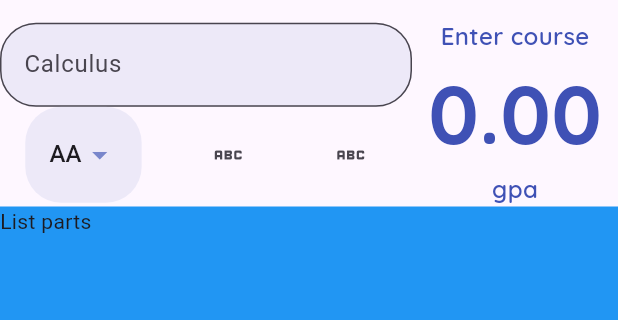
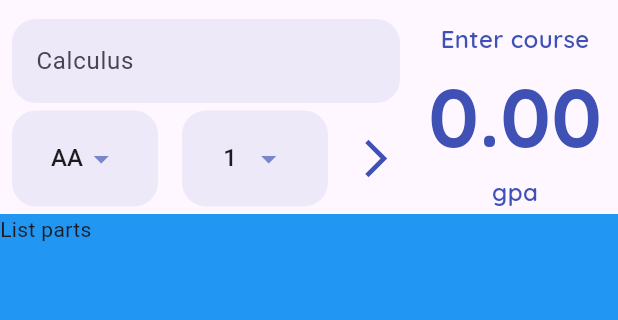
Before and after one commit to emirn00/GpaCalculator, a Flutter app: the screen it shows after launch, on a phone screen of 412 x 824 dp, the part 65-385 px from its top. Run offline on Flutter 3.47's test engine with Material 3 defaults, Android fonts, the light colour scheme and no system bars; our stand-ins replace google_fonts.

Commit message:
credits dropdown added

```diff
--- a/lib/Constants/app-constants.dart
+++ b/lib/Constants/app-constants.dart
@@ -9,7 +9,7 @@ class Constants{
   static final TextStyle headerStyle = GoogleFonts.quicksand(
     fontSize: 24 , fontWeight: FontWeight.w900 , color: mainColor
   );
-  static BorderRadius borderRadius = BorderRadius.circular(24);
+  static BorderRadius borderRadius = BorderRadius.circular(16);
 
   static final TextStyle courseNumberStyle = GoogleFonts.quicksand(
     fontSize: 16 , fontWeight: FontWeight.w600 , color: mainColor
@@ -19,4 +19,5 @@ class Constants{
     fontSize: 55 , fontWeight: FontWeight.w800 , color: mainColor
   );
   static final EdgeInsets dropdownPadding = EdgeInsets.symmetric(horizontal: 16 , vertical: 8);
+   static final  horizontalPadding = EdgeInsets.symmetric(horizontal:8);
 }
--- a/lib/Widgets/gpa-calcualtor-app.dart
+++ b/lib/Widgets/gpa-calcualtor-app.dart
@@ -1,4 +1,4 @@
-// ignore_for_file: file_names, prefer_const_literals_to_create_immutables, prefer_const_constructors, sort_child_properties_last
+// ignore_for_file: file_names, prefer_const_literals_to_create_immutables, prefer_const_constructors, sort_child_properties_last, unused_element
 
 import 'package:flutter/material.dart';
 import 'package:gpa_calculator_app/Constants/app-constants.dart';
@@ -13,7 +13,8 @@ class GpaCalculatorApp extends StatefulWidget {
 }
 
 class _GpaCalculatorAppState extends State<GpaCalculatorApp> {
-  double selectedValue = 4.0 ;
+  double selectedLetterValue = 4 ;
+  double selectedCreditValue = 1 ;
   GlobalKey<FormState> formKey = GlobalKey<FormState>();
   @override
   Widget build(BuildContext context) {
@@ -53,19 +54,31 @@ class _GpaCalculatorAppState extends State<GpaCalculatorApp> {
       key: formKey ,
       child: Column(
         children: [
-          _buildTextFormField(),
+          Padding(
+            padding: Constants.horizontalPadding,
+            child: _buildTextFormField()),
+            SizedBox(
+              height: 5,
+            ),
           Row(
-            mainAxisAlignment: MainAxisAlignment.spaceAround,
+            mainAxisAlignment: MainAxisAlignment.spaceBetween,
             children: [
-                _buildLetters(),
+              Expanded(
+                child: Padding(padding: EdgeInsets.symmetric(horizontal: 8),
+                child: _buildLetters(),
+                ),
+              ),
+                Expanded(
+                  child: Padding(padding: Constants.horizontalPadding,
+                                child: _buildCredits(),
+                                ),
+                ),
                 IconButton(
                 onPressed: (){},
-                icon: Icon(Icons.abc) ),
-                IconButton(
-                onPressed: (){},
-                icon: Icon(Icons.abc) )
+                icon: Icon(Icons.arrow_forward_ios , color: Constants.mainColor, size: 30,) )
             ],
-          )
+          ),
+          SizedBox(height: 5,)
 
         ],
       ),
@@ -78,6 +91,7 @@ class _GpaCalculatorAppState extends State<GpaCalculatorApp> {
         hintText: 'Calculus',
         border: OutlineInputBorder(
           borderRadius: Constants.borderRadius,
+          borderSide: BorderSide.none
         ),
         filled: true,
         fillColor: Constants.mainColor.shade100.withOpacity(0.3)
@@ -88,6 +102,7 @@ class _GpaCalculatorAppState extends State<GpaCalculatorApp> {
   _buildLetters() {
 
     return Container(
+      alignment: Alignment.center,
       padding: Constants.dropdownPadding ,
       decoration: BoxDecoration(color: Constants.mainColor.shade100.withOpacity(0.3),
       borderRadius: Constants.borderRadius
@@ -95,10 +110,10 @@ class _GpaCalculatorAppState extends State<GpaCalculatorApp> {
       child: DropdownButton<double>(
         elevation: 16,
         iconEnabledColor: Constants.mainColor.shade300,
-        value: selectedValue,
+        value: selectedLetterValue,
         onChanged:(value) {
           setState(() {
-           selectedValue = value! ;
+           selectedLetterValue = value! ;
           });
         },
         underline: Container(),
@@ -108,4 +123,29 @@ class _GpaCalculatorAppState extends State<GpaCalculatorApp> {
 
     );
   }
+
+  _buildCredits() {
+
+    return Container(
+      alignment: Alignment.center,
+      padding: Constants.dropdownPadding ,
+      decoration: BoxDecoration(color: Constants.mainColor.shade100.withOpacity(0.3),
+      borderRadius: Constants.borderRadius
+      ),
+      child: DropdownButton<double>(
+        elevation: 16,
+        iconEnabledColor: Constants.mainColor.shade300,
+        value: selectedCreditValue,
+        onChanged:(value) {
+          setState(() {
+           selectedCreditValue = value! ;
+          });
+        },
+        underline: Container(),
+        items:
+          Datas.allCredits()
+      ),
+
+    );
+  }
 }
--- a/lib/helper/data_helper.dart
+++ b/lib/helper/data_helper.dart
@@ -1,4 +1,4 @@
-// ignore_for_file: unused_field, unused_element
+// ignore_for_file: unused_field, unused_element, sort_child_properties_last
 
 import 'dart:math';
 
@@ -39,4 +39,12 @@ class Datas{
   static List<DropdownMenuItem<double>> grades(){
     return _allLetterGrades().map((e) => DropdownMenuItem(child: Text(e),value: _letterToGrade(e),)).toList();
   }
+
+  static List<int> credits(){
+    return List.generate(10, (index) => index+1).toList();
+  }
+  static List<DropdownMenuItem<double>> allCredits(){
+
+    return credits().map((e) => DropdownMenuItem(child: Text(e.toString()), value: e.toDouble(),)).toList();
+  }
 }
```
